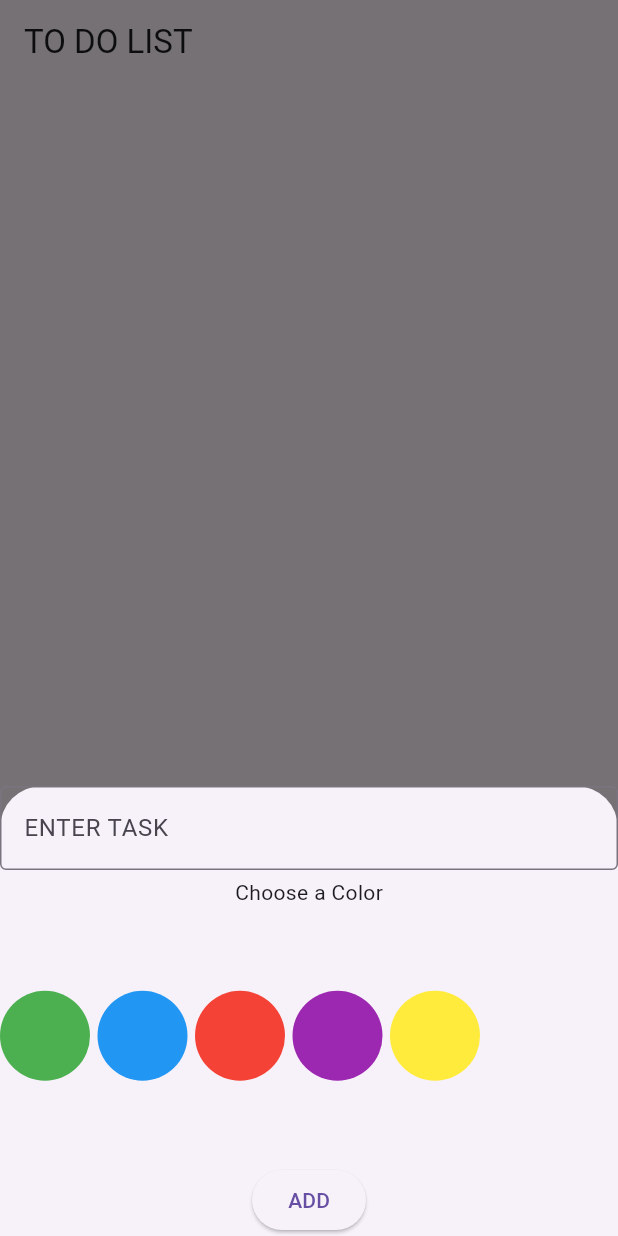
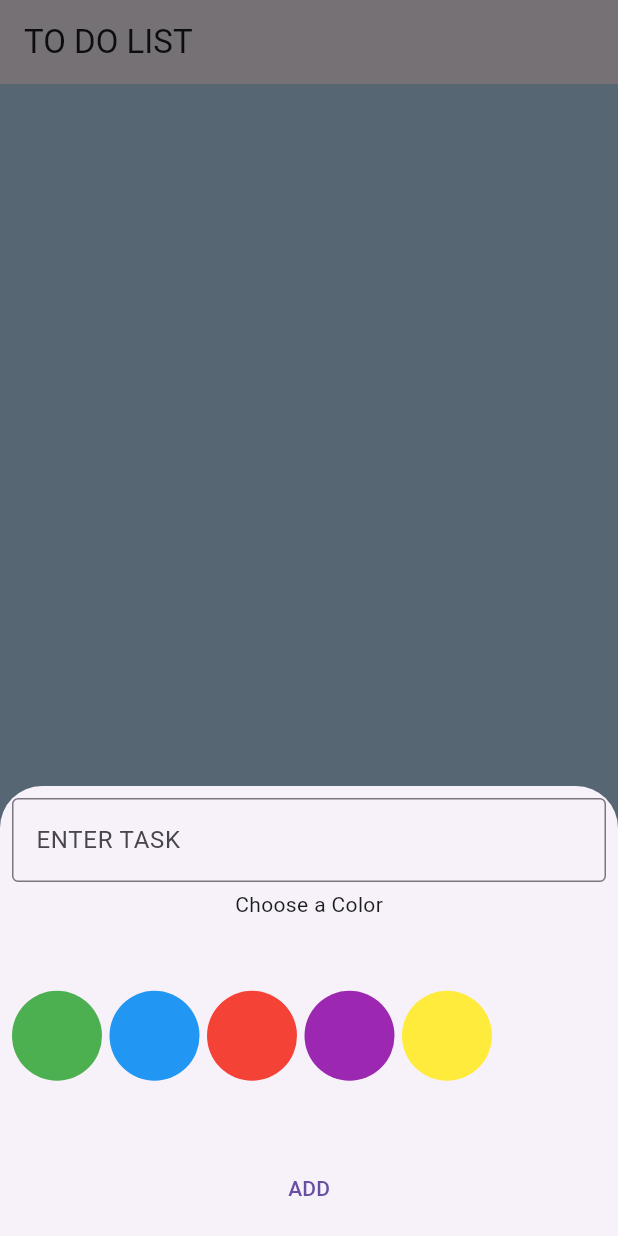
Before and after one commit to vishalsanthosh/SharedPreferences, a Flutter app: the screen it shows after launch, after a tap on an icon or button, on a phone screen of 412 x 824 dp. Run offline on Flutter 3.47's test engine with Material 3 defaults, Android fonts, the phone set to English and light mode, and no system bars; our stand-ins replace shared_preferences.

Commit message:
first commit

```diff
--- a/lib/todolist.dart
+++ b/lib/todolist.dart
@@ -17,7 +17,7 @@ class _TodoListExpState extends State<TodoListExp> {
     Colors.purple,
     Colors.yellow
   ];
-  List<String> nameList=[];
+  List<String> _items=[];
 
    void initState(){
     super.initState();
@@ -27,7 +27,7 @@ class _TodoListExpState extends State<TodoListExp> {
 
     SharedPreferences prefs=await SharedPreferences.getInstance();
     setState(() {
-      nameList=prefs.getStringList("items")?? [];
+      _items=prefs.getStringList("items") ?? [];
     });
   }
 saveItems(List<String>items)async{
@@ -37,14 +37,15 @@ saveItems(List<String>items)async{
 
   void addItem (String item){
 setState(() {
-  nameList.add(item);
+  _items.add(item);
 
 });
-saveItems(nameList);
+saveItems(_items);
   }
   @override
   Widget build(BuildContext context) {
     return Scaffold(
+      backgroundColor: Colors.blue[100],
       appBar: AppBar(
         title: Text("TO DO LIST"),
       ),
@@ -55,7 +56,7 @@ saveItems(nameList);
           children: [
            Expanded(child: ListView.builder(
             scrollDirection: Axis.horizontal,
-            itemCount: nameList.length,
+            itemCount: _items.length,
             itemBuilder: (context ,index){
 
               return Container(
@@ -63,7 +64,11 @@ saveItems(nameList);
              width: double.infinity,
 
 
-             child: Center(child: Text(nameList[index])),
+             child: Center(child: Row(
+               children: [
+                 Text(_items[index]),
+               ],
+             )),
               );
             }))
 
@@ -74,12 +79,15 @@ saveItems(nameList);
               showModalBottomSheet(context: context, builder: (BuildContext context){
                 return Container(
                 height: 300,
-                width: double.infinity,
+
+                child: Padding(
+                  padding: const EdgeInsets.all(8.0),
                   child: Column(
+
                     children: [
                       TextField(
 
-
+                    controller: _controller,
                     decoration: InputDecoration(
                       border: OutlineInputBorder(),
                       hintText: "ENTER TASK"
@@ -108,12 +116,12 @@ saveItems(nameList);
                        }, separatorBuilder: (context,index){
                         return SizedBox(width: 5,);
 
-                     }, itemCount: 5),
+                       }, itemCount: colorList.length),
                      )
                     ],
                   ),
                                 ),
-              ElevatedButton(onPressed: (){
+                                TextButton(onPressed: (){
                   if(_controller.text.isNotEmpty){
                     addItem(_controller.text);
                     _controller.clear();
@@ -123,6 +131,7 @@ saveItems(nameList);
 
                     ],
 
+                  ),
                 )
 
 
```
Also changed, not shown: pubspec.lock. Lines whose indentation alone changed are shown as unchanged.
